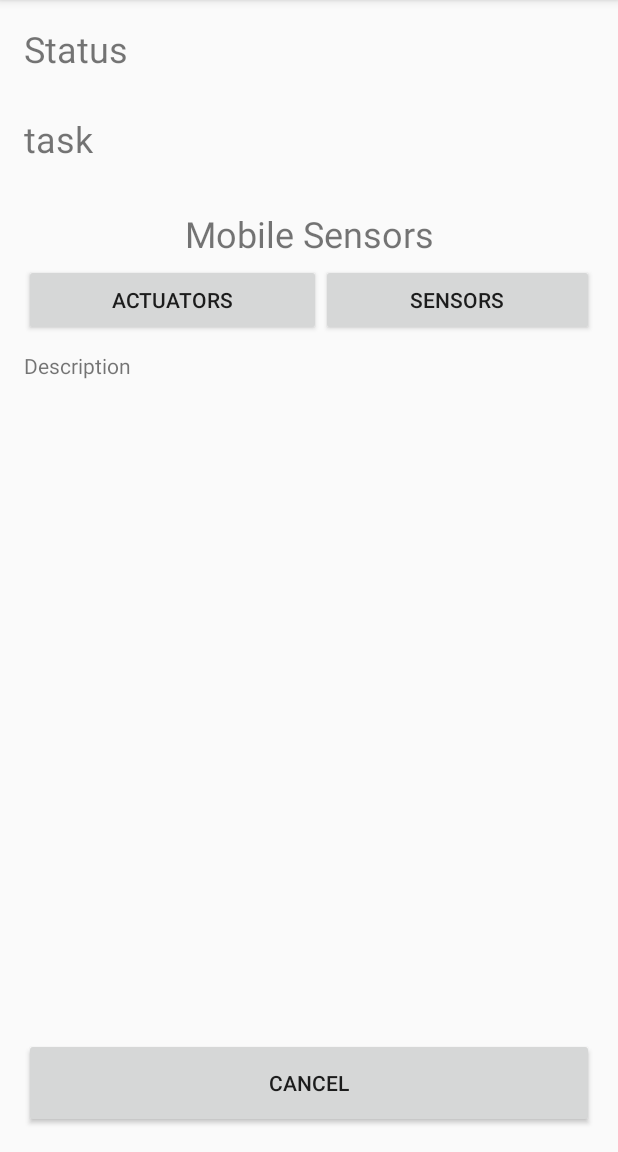
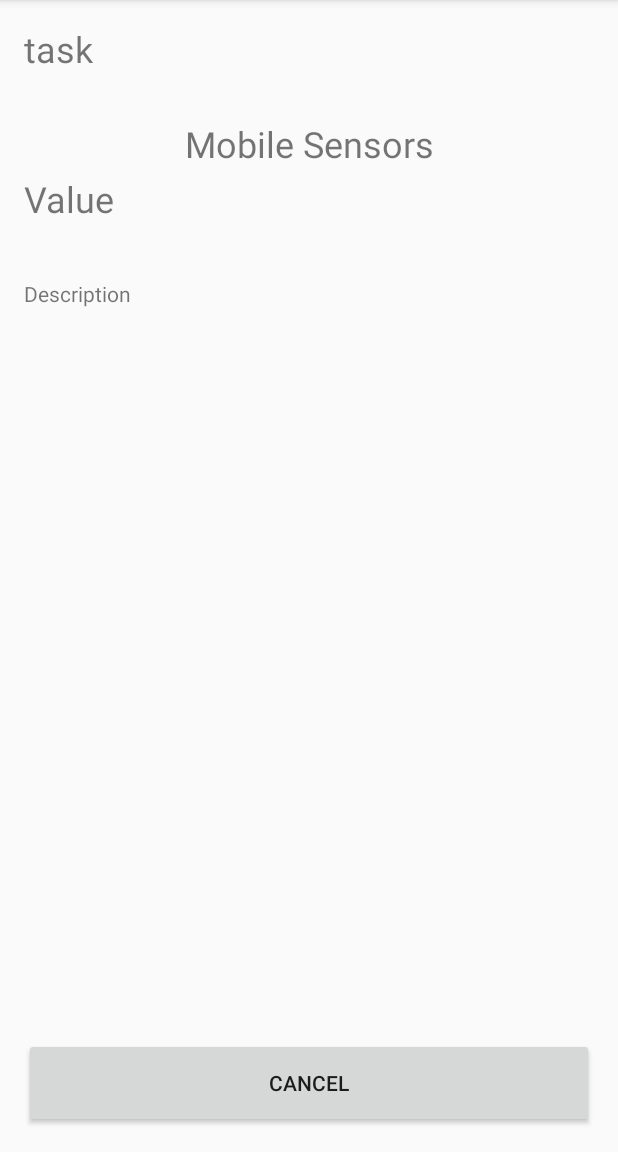
Before and after one commit to 9blue/ad-hoc-building-sensor-devices, an Android app: the SensorActivity screen opened directly, with no data from a screen before it, on a phone screen of 412 x 824 dp, the part 84-1236 px from its top. Run offline under Robolectric (Android 15) with nearby library versions, the phone set to English and light mode, and no system bars; our stand-ins replace Firebase (no records; nobody signed in at launch, a user with empty details on screens opened directly); 4 statements that could not run were skipped.

Commit message:
remove button

```diff
--- a/android/app/src/main/res/layout/activity_sensor.xml
+++ b/android/app/src/main/res/layout/activity_sensor.xml
@@ -22,13 +22,6 @@
         <TextView
             android:layout_width="fill_parent"
             android:layout_height="60dp"
-            android:text="Status"
-            android:id="@+id/statusView"
-            android:textSize="24sp"/>
-
-        <TextView
-            android:layout_width="fill_parent"
-            android:layout_height="60dp"
             android:text="task"
             android:id="@+id/taskView"
             android:layout_below="@+id/linearLayout"
@@ -43,27 +36,12 @@
             android:textSize="24dp"
             android:gravity="center"/>
 
-        <LinearLayout
-            android:orientation="horizontal"
-            android:layout_width="match_parent"
-            android:layout_height="match_parent"
-            >
-
-            <Button
-                android:text="Actuators"
-                android:layout_width="wrap_content"
-                android:layout_height="wrap_content"
-                android:id="@+id/actuatorList"
-                android:layout_weight="1"/>
-
-            <Button
-                android:text="Sensors"
-                android:layout_width="wrap_content"
-                android:layout_height="wrap_content"
-                android:id="@+id/sensorList"
-                android:layout_weight="1"/>
-
-        </LinearLayout>
+        <TextView
+            android:layout_width="fill_parent"
+            android:layout_height="60dp"
+            android:text="Value"
+            android:id="@+id/valueView"
+            android:textSize="24sp"/>
 
         <TextView
             android:text="Description"
--- a/android/app/src/main/res/layout/list.xml
+++ b/android/app/src/main/res/layout/list.xml
@@ -22,7 +22,7 @@
             android:layout_height="match_parent">
 
             <TextView
-                android:text="Sensors"
+                android:text="Configuration Sensors"
                 android:layout_width="wrap_content"
                 android:layout_height="wrap_content"
                 android:id="@+id/typeView"
@@ -47,17 +47,16 @@
         android:id="@+id/sensorList"/>
 
         <Button
-            android:text="Update Configuration"
+            android:text="Value Confirm "
             android:layout_width="match_parent"
             android:layout_height="wrap_content"
             android:id="@+id/confirmButton"/>
 
         <Button
-            android:text="Deploy"
+            android:text="Back "
             android:layout_width="match_parent"
-
-            android:layout_height="60dp"
-            android:id="@+id/deployButton"
+            android:layout_height="wrap_content"
+            android:id="@+id/backButton"
             android:layout_alignParentStart="true"
             />
 
```
